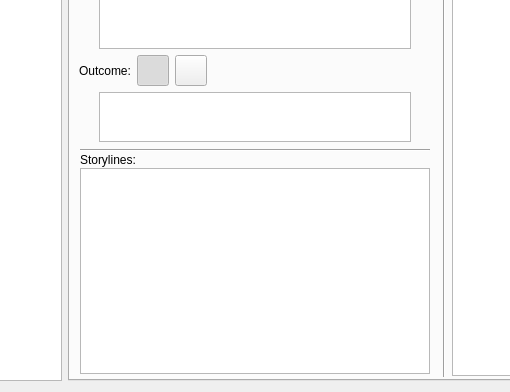
This is ui/scene_editor.ui in zkovari/plotlyst as Qt 5 draws it before an edit; both pictures show x 149 to 659 and y 416 to 808 of the 855 by 808 pixel window. The edited form follows.
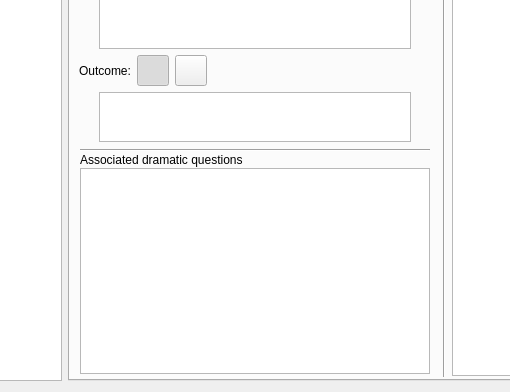
This is the edited form.

Commit message: Rename storylines to dramatic questions

```diff
--- a/ui/scene_editor.ui
+++ b/ui/scene_editor.ui
@@ -1223,7 +1223,7 @@
                  <item>
                   <widget class="QLabel" name="label_2">
                    <property name="text">
-                    <string>Storylines:</string>
+                    <string>Associated dramatic questions</string>
                    </property>
                   </widget>
                  </item>
```
Left out of the diff: 2 changed lines with no effect on the pictures. The commit also changes 12 other files.
